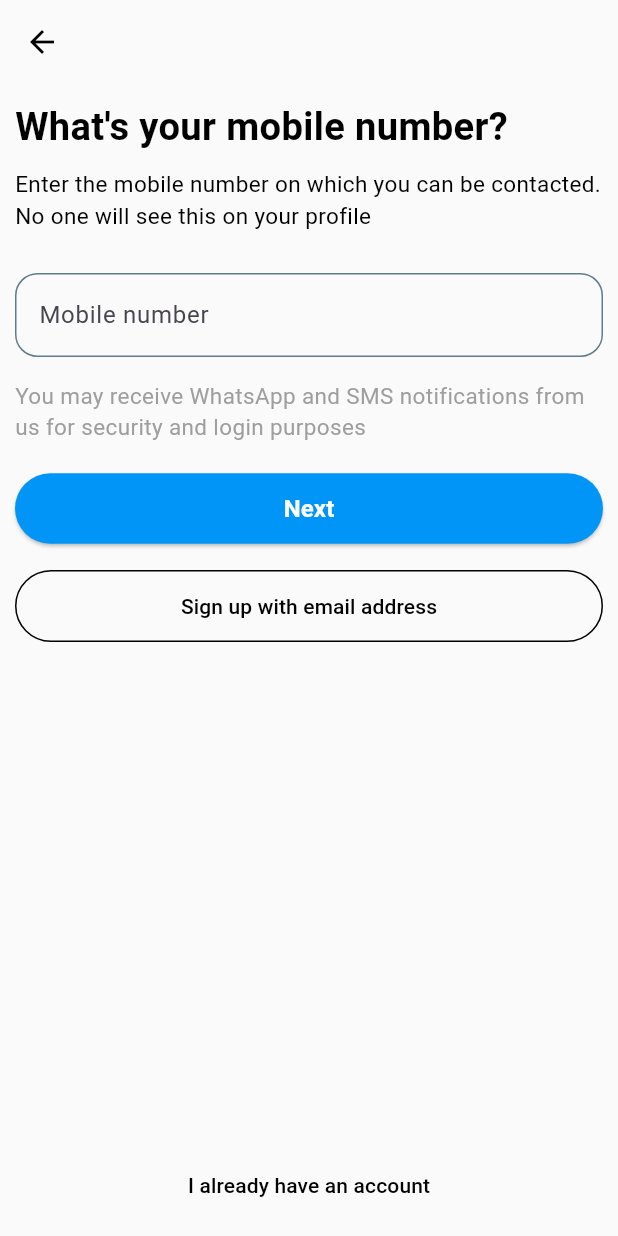
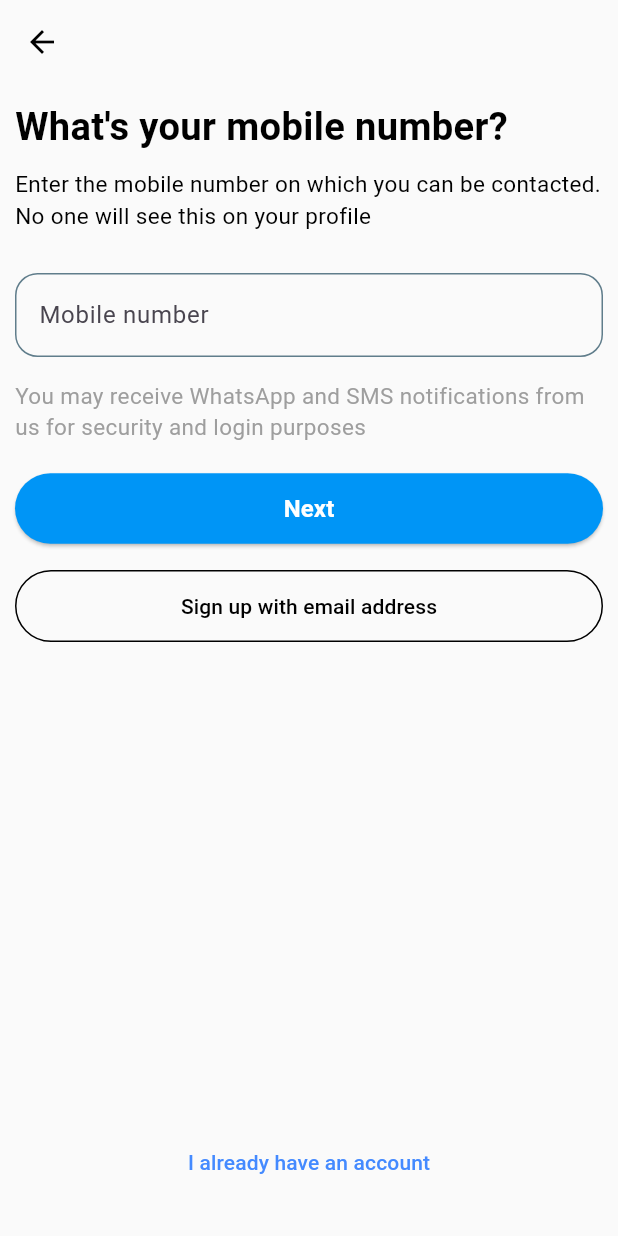
Before and after one commit to Arjun256900/instagram_clone, a Flutter app: the SignupScreen screen opened directly, on a phone screen of 412 x 824 dp. Run offline on Flutter 3.47's test engine with Material 3 defaults, Android fonts, the phone set to English and light mode, and no system bars.

Commit message:
Auth: Login auth added

```diff
--- a/lib/core/theme/app_colors.dart
+++ b/lib/core/theme/app_colors.dart
@@ -9,6 +9,7 @@ class AppColors {
 
   // Dark mode colors similar to Instagram
   static const Color darkPrimary = Color(0xFF000000); // Instagram's dark theme
+  static const Color darkAuth = Color(0xFF1C1C1E); // Instagram's dark theme for authentication screens
   static const Color darkSecondary = Color(0xFFFFFFFF); // Text color
   static const Color darkAccent = Color(
     0xFF0095F6,
--- a/lib/features/auth/presentation/screens/already_have_account.dart
+++ /dev/null
@@ -1,53 +0,0 @@
-import 'package:flutter/material.dart';
-import 'package:instagram/core/theme/app_colors.dart';
-
-class AlreadyHaveAccount extends StatelessWidget {
-  final int num;
-  const AlreadyHaveAccount({super.key, required this.num});
-
-  @override
-  Widget build(BuildContext context) {
-    final isDarkMode = Theme.of(context).brightness == Brightness.dark;
-    return Center(
-      child: TextButton(
-        style: TextButton.styleFrom(
-          foregroundColor:
-              isDarkMode ? AppColors.darkSecondary : AppColors.secondary,
-        ),
-        onPressed: () {
-          showDialog(
-            context: context,
-            builder: (BuildContext context) {
-              return AlertDialog(
-                title: Text("Already have an account?"),
-                actions: <Widget>[
-                  TextButton(
-                    onPressed: () {
-                      Navigator.pop(context);
-                    },
-                    child: Text(
-                      "CONTINUE CREATING ACCOUNT",
-                      style: TextStyle(color: Colors.red[400]),
-                    ),
-                  ),
-                  TextButton(
-                    onPressed: () {
-                      for (int i = 0; i < num; i++) {
-                        Navigator.pop(context);
-                      }
-                    },
-                    child: Text(
-                      "LOG IN",
-                      style: TextStyle(color: Colors.blueAccent),
-                    ),
-                  ),
-                ],
-              );
-            },
-          );
-        },
-        child: const Text("I already have an account"),
-      ),
-    );
-  }
-}
--- a/lib/features/auth/presentation/screens/date_of_birth.dart
+++ b/lib/features/auth/presentation/screens/date_of_birth.dart
@@ -1,7 +1,6 @@
 import 'package:flutter/cupertino.dart';
 import 'package:flutter/material.dart';
-import 'package:instagram/core/theme/app_colors.dart';
-import 'package:instagram/features/auth/presentation/screens/already_have_account.dart';
+import 'package:instagram/features/auth/presentation/widgets/already_have_account.dart';
 import 'package:instagram/features/auth/presentation/screens/set_name_screen.dart';
 import 'package:instagram/features/auth/presentation/widgets/auth_button.dart';
 import 'package:intl/intl.dart'; // for date formatting
--- a/lib/features/auth/presentation/screens/set_name_screen.dart
+++ b/lib/features/auth/presentation/screens/set_name_screen.dart
@@ -1,6 +1,6 @@
 import 'package:flutter/cupertino.dart';
 import 'package:flutter/material.dart';
-import 'package:instagram/features/auth/presentation/screens/already_have_account.dart';
+import 'package:instagram/features/auth/presentation/widgets/already_have_account.dart';
 import 'package:instagram/features/auth/presentation/screens/set_username_screen.dart';
 import 'package:instagram/features/auth/presentation/widgets/auth_button.dart';
 import 'package:instagram/features/auth/presentation/widgets/custom_text_field.dart';
--- a/lib/features/auth/presentation/screens/set_password.dart
+++ b/lib/features/auth/presentation/screens/set_password.dart
@@ -1,6 +1,6 @@
 import 'package:flutter/cupertino.dart';
 import 'package:flutter/material.dart';
-import 'package:instagram/features/auth/presentation/screens/already_have_account.dart';
+import 'package:instagram/features/auth/presentation/widgets/already_have_account.dart';
 import 'package:instagram/features/auth/presentation/screens/date_of_birth.dart';
 import 'package:instagram/features/auth/presentation/widgets/auth_button.dart';
 import 'package:instagram/features/auth/presentation/widgets/custom_text_field.dart';
--- a/lib/features/auth/presentation/screens/set_username_screen.dart
+++ b/lib/features/auth/presentation/screens/set_username_screen.dart
@@ -1,6 +1,6 @@
 import 'package:flutter/cupertino.dart';
 import 'package:flutter/material.dart';
-import 'package:instagram/features/auth/presentation/screens/already_have_account.dart';
+import 'package:instagram/features/auth/presentation/widgets/already_have_account.dart';
 import 'package:instagram/features/auth/presentation/screens/terms_and_policy_screen.dart';
 import 'package:instagram/features/auth/presentation/widgets/auth_button.dart';
 import 'package:instagram/features/auth/presentation/widgets/custom_text_field.dart';
--- a/lib/features/auth/presentation/screens/signup_screen.dart
+++ b/lib/features/auth/presentation/screens/signup_screen.dart
@@ -1,6 +1,6 @@
 import 'package:flutter/cupertino.dart';
 import 'package:flutter/material.dart';
-import 'package:instagram/features/auth/presentation/screens/already_have_account.dart';
+import 'package:instagram/features/auth/presentation/widgets/already_have_account.dart';
 import 'package:instagram/features/auth/presentation/screens/set_password.dart';
 import 'dart:ui';
 
@@ -161,7 +161,7 @@ class _SignupScreenState extends State<SignupScreen> {
 
                     const Spacer(),
 
-                    AlreadyHaveAccount(num: 1),
+                    AlreadyHaveAccount(num: 2),
                   ],
                 ),
               ),
--- a/lib/features/auth/presentation/screens/terms_and_policy_screen.dart
+++ b/lib/features/auth/presentation/screens/terms_and_policy_screen.dart
@@ -1,6 +1,6 @@
 import 'package:flutter/cupertino.dart';
 import 'package:flutter/material.dart';
-import 'package:instagram/features/auth/presentation/screens/already_have_account.dart';
+import 'package:instagram/features/auth/presentation/widgets/already_have_account.dart';
 import 'package:instagram/features/auth/presentation/widgets/auth_button.dart';
 import 'package:instagram/features/auth/presentation/widgets/hero_text.dart';
 import 'package:instagram/features/feed/presentations/screens/HomeScreen.dart';
--- /dev/null
+++ b/lib/features/auth/presentation/widgets/already_have_account.dart
@@ -0,0 +1,54 @@
+import 'package:flutter/material.dart';
+
+class AlreadyHaveAccount extends StatelessWidget {
+  final int num;
+  const AlreadyHaveAccount({super.key, required this.num});
+
+  @override
+  Widget build(BuildContext context) {
+    return Center(
+      child: Column(
+        crossAxisAlignment: CrossAxisAlignment.center,
+        children: [
+          TextButton(
+            style: TextButton.styleFrom(foregroundColor: Colors.blueAccent),
+            onPressed: () {
+              showDialog(
+                context: context,
+                builder: (BuildContext context) {
+                  return AlertDialog(
+                    title: Text("Already have an account?"),
+                    actions: <Widget>[
+                      TextButton(
+                        onPressed: () {
+                          Navigator.pop(context);
+                        },
+                        child: Text(
+                          "CONTINUE CREATING ACCOUNT",
+                          style: TextStyle(color: Colors.red[400]),
+                        ),
+                      ),
+                      TextButton(
+                        onPressed: () {
+                          for (int i = 0; i < num; i++) {
+                            Navigator.pop(context);
+                          }
+                        },
+                        child: Text(
+                          "LOG IN",
+                          style: TextStyle(color: Colors.blueAccent),
+                        ),
+                      ),
+                    ],
+                  );
+                },
+              );
+            },
+            child: const Text("I already have an account"),
+          ),
+          const SizedBox(height: 15),
+        ],
+      ),
+    );
+  }
+}
--- a/lib/features/auth/presentation/widgets/auth_button.dart
+++ b/lib/features/auth/presentation/widgets/auth_button.dart
@@ -6,6 +6,7 @@ class AuthButton extends StatelessWidget {
   final VoidCallback? onPressed;
   final bool isEnabled;
   final bool hasTriedToSubmit;
+  final bool? isLoading;
 
   const AuthButton({
     super.key,
@@ -13,6 +14,7 @@ class AuthButton extends StatelessWidget {
     this.onPressed,
     required this.isEnabled,
     required this.hasTriedToSubmit,
+    this.isLoading,
   });
 
   @override
@@ -33,7 +35,14 @@ class AuthButton extends StatelessWidget {
           ),
           padding: EdgeInsets.symmetric(vertical: 12),
         ),
-        child: Text(
+        child:
+            isLoading == true
+                ? SizedBox(
+                  height: 23.5,
+                  width: 23.5,
+                  child: CircularProgressIndicator(color: Colors.white),
+                )
+                : Text(
                   text,
                   style: TextStyle(
                     color: Colors.white,
--- a/lib/features/auth/presentation/widgets/custom_text_field.dart
+++ b/lib/features/auth/presentation/widgets/custom_text_field.dart
@@ -54,7 +54,29 @@ class _CustomTextFieldState extends State<CustomTextField> {
             ),
             suffixIcon:
                 hasError
-                    ? const Icon(Icons.error_outline, color: Colors.red)
+                    ? Row(
+                      mainAxisSize: MainAxisSize.min,
+                      children: [
+                        const Icon(Icons.error_outline, color: Colors.red),
+                        if (widget
+                            .isPassword) // Only show the visibility icon if it's a password field
+                          const SizedBox(width: 5),
+                        if (widget.isPassword)
+                          IconButton(
+                            icon: Icon(
+                              _isObscure
+                                  ? Icons.visibility_off
+                                  : Icons.visibility,
+                              color: isDarkMode ? Colors.white : Colors.black,
+                            ),
+                            onPressed: () {
+                              setState(() {
+                                _isObscure = !_isObscure;
+                              });
+                            },
+                          ),
+                      ],
+                    )
                     : widget.isPassword
                     ? IconButton(
                       icon: Icon(
--- a/lib/main.dart
+++ b/lib/main.dart
@@ -1,6 +1,7 @@
 import 'package:flutter/material.dart';
 import 'package:instagram/core/theme/app_theme.dart';
 import 'package:instagram/features/auth/presentation/screens/login_screen.dart';
+
 
 void main() {
   runApp(const MyApp());
--- a/pubspec.yaml
+++ b/pubspec.yaml
@@ -46,6 +46,8 @@ dev_dependencies:
   # rules and activating additional ones.
   flutter_lints: ^5.0.0
   intl: ^0.18.0
+  http: ^1.3.0
+
 
 # For information on the generic Dart part of this file, see the
 # following page: https://dart.dev/tools/pub/pubspec
@@ -62,6 +64,7 @@ flutter:
   assets:
     - assets/ig_logo_dark.png
     - assets/ig_logo_light.png
+    - .env
 
   # An image asset can refer to one or more resolution-specific "variants", see
   # https://flutter.dev/to/resolution-aware-images
```
Also changed, not shown: lib/features/auth/presentation/screens/login_screen.dart (+76 -11 lines), lib/features/auth/presentation/widgets/general_error.dart (added, +18 -0 lines), pubspec.lock, 1 other file. Lines whose indentation alone changed are shown as unchanged.
